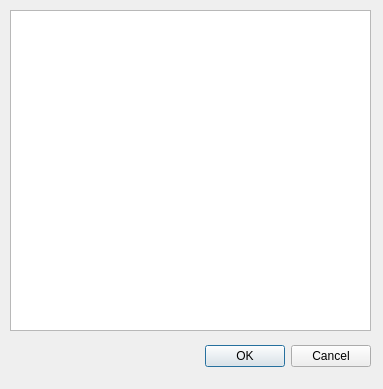
Old version of the form src/dialogs/plugindialog.ui in the repository PhotoFlare/photoflare.
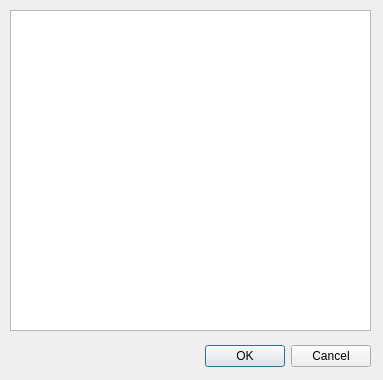
New version of the form.

Commit message: Improve plugins detection to use config folder

Diff of the .ui file:
```diff
--- a/src/dialogs/plugindialog.ui
+++ b/src/dialogs/plugindialog.ui
@@ -10,7 +10,7 @@
     <x>0</x>
     <y>0</y>
     <width>383</width>
-    <height>389</height>
+    <height>380</height>
    </rect>
   </property>
   <property name="windowTitle">
```
The commit also changes 2 other files.
